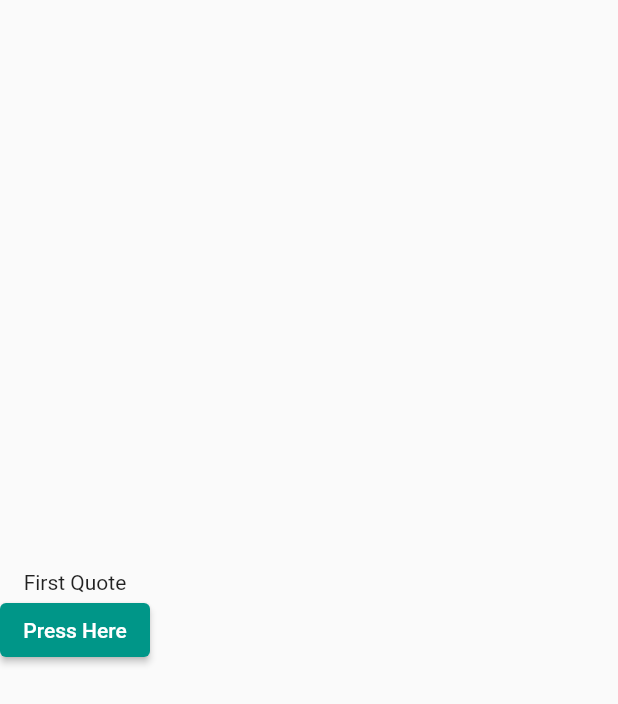
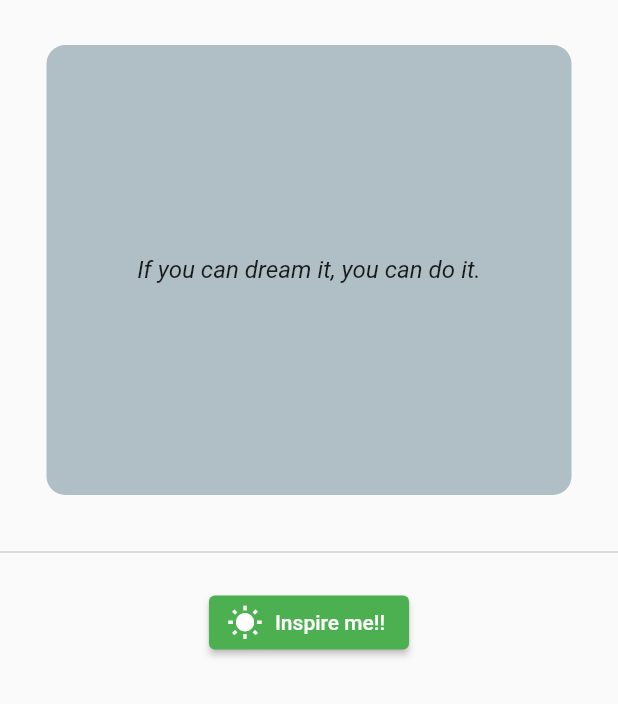
Before and after one commit to RazielHernandez/mapd722_lab07_quotes_app, a Flutter app: the screen it shows after launch, on a phone screen of 412 x 824 dp. Shown: the top 704 px of the screen. Run offline on Flutter 3.47's test engine with Material 2 defaults, Android fonts, the phone set to English and light mode, and no system bars.

Commit message:
Second commit, Quotes function added and UI improved

```diff
--- a/lib/pages/home.dart
+++ b/lib/pages/home.dart
@@ -7,28 +7,72 @@ class Wisdom extends StatefulWidget {
 
 class _WisdomState extends State<Wisdom> with SingleTickerProviderStateMixin {
 
+  int _index = 0;
+
+  List quotes = [
+    "If you can dream it, you can do it.",
+    "Success is not final, failure is not fatal: It is the courage to continue that counts.",
+    "The most important thing is to enjoy your life - to be happy - it's all that matters.",
+    "The best way to find out what you want in life is to try a lot of things.",
+    "You only live once, but if you do it right, once is enough.",
+    "The only limit to our realization of tomorrow will be our doubts of today.",
+    "The only way to do great work is to love what you do.",
+    "A journey of a thousand miles begins with a single step.",
+  ];
+
   @override
   Widget build(BuildContext context) {
     return Scaffold(
-      body: Container(
+      body: SafeArea(
+        child: Container(
           child: Column(
             mainAxisAlignment: MainAxisAlignment.center,
             children: <Widget>[
-            Text("First Quote"),
-            ElevatedButton(
-              style: ElevatedButton.styleFrom(
-                primary: Colors.teal,
-                fixedSize: Size.fromWidth(100),
-                padding: EdgeInsets.all(10),
+              Container(
+                width: 350,
+                height: 300,
+                margin: const EdgeInsets.all(30.0),
+                decoration: BoxDecoration(
+                  color: Colors.blueGrey.shade200,
+                  borderRadius: BorderRadius.circular(12.5)
                 ),
-              child: Text("Press Here"),
-              onPressed: () {
-                //Code Here
+
+                child: Padding(
+                  padding: EdgeInsets.all(20),
+                  child: Center(
+                    child: Text(
+                      quotes[_index % quotes.length],
+                      style: const TextStyle(
+                        fontSize: 16,
+                        fontStyle: FontStyle.italic,
+                      ),
+                    )
+                  )
+                ),
+              ),
+              const Divider(thickness: 1.3,),
+              Padding(
+                padding: const EdgeInsets.only(top: 15.0),
+                child: ElevatedButton.icon(
+                  onPressed: (){
+                    _showQuote();
                   },
-            )
+                  icon: const Icon(Icons.wb_sunny),  //icon data for elevated button
+                  label: const Text("Inspire me!!"), //label text
+                ),
+              ),
+              const Spacer(),
+
           ]),
         ),
+      )
     );
   }
 
+  void _showQuote() {
+    setState(() {
+      _index += 1;
+    });
   }
+
+}
```
Lines whose indentation alone changed are shown as unchanged.
